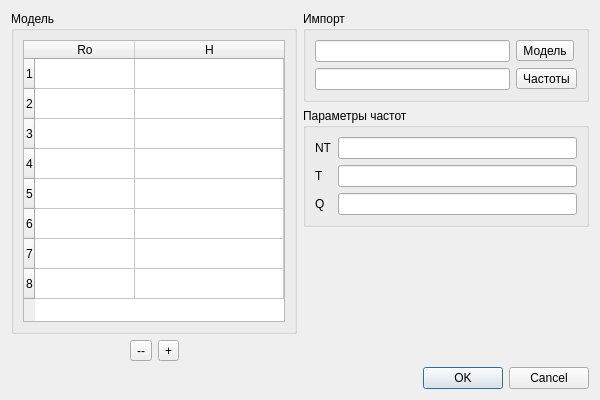
The window that ui/base_ui/SimpleModelDialog.ui (Ya-Varvara/Normalization) describes before a commit, drawn with Qt 5.
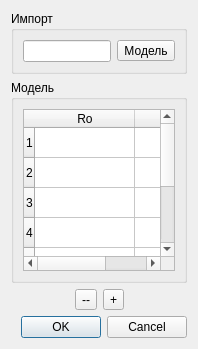
The same window after the commit.

Commit message: mesh data dialog new

```diff
--- a/ui/base_ui/SimpleModelDialog.ui
+++ b/ui/base_ui/SimpleModelDialog.ui
@@ -6,8 +6,8 @@
    <rect>
     <x>0</x>
     <y>0</y>
-    <width>600</width>
-    <height>400</height>
+    <width>198</width>
+    <height>349</height>
    </rect>
   </property>
   <property name="sizePolicy">
@@ -19,9 +19,28 @@
   <property name="windowTitle">
    <string>Создание модели</string>
   </property>
-  <layout class="QGridLayout" name="gridLayout_4">
-   <item row="0" column="0">
+  <layout class="QVBoxLayout" name="verticalLayout">
+   <item>
     <layout class="QVBoxLayout" name="verticalLayout_2">
+     <item>
+      <widget class="QGroupBox" name="groupBox_3">
+       <property name="title">
+        <string>Импорт</string>
+       </property>
+       <layout class="QGridLayout" name="gridLayout_3">
+        <item row="0" column="0">
+         <widget class="QLineEdit" name="modelFileName"/>
+        </item>
+        <item row="0" column="1">
+         <widget class="QToolButton" name="modelFileButton">
+          <property name="text">
+           <string>Модель</string>
+          </property>
+         </widget>
+        </item>
+       </layout>
+      </widget>
+     </item>
      <item>
       <widget class="QGroupBox" name="groupBox">
        <property name="title">
@@ -120,92 +139,7 @@
      </item>
     </layout>
    </item>
-   <item row="0" column="1">
-    <layout class="QVBoxLayout" name="verticalLayout">
-     <item>
-      <widget class="QGroupBox" name="groupBox_3">
-       <property name="title">
-        <string>Импорт</string>
-       </property>
-       <layout class="QGridLayout" name="gridLayout_3">
-        <item row="0" column="0">
-         <widget class="QLineEdit" name="modelFileName"/>
-        </item>
-        <item row="0" column="1">
-         <widget class="QToolButton" name="modelFileButton">
-          <property name="text">
-           <string>Модель</string>
-          </property>
-         </widget>
-        </item>
-        <item row="2" column="0">
-         <widget class="QLineEdit" name="freqFileName"/>
-        </item>
-        <item row="2" column="1">
-         <widget class="QToolButton" name="freqFileButton">
-          <property name="text">
-           <string>Частоты</string>
-          </property>
-         </widget>
-        </item>
-       </layout>
-      </widget>
-     </item>
-     <item>
-      <widget class="QGroupBox" name="groupBox_2">
-       <property name="title">
-        <string>Параметры частот</string>
-       </property>
-       <layout class="QGridLayout" name="gridLayout_2">
-        <item row="0" column="0">
-         <widget class="QLabel" name="NT_label">
-          <property name="text">
-           <string>NT</string>
-          </property>
-         </widget>
-        </item>
-        <item row="0" column="1">
-         <widget class="QLineEdit" name="NT_lineEdit"/>
-        </item>
-        <item row="1" column="0">
-         <widget class="QLabel" name="T_label">
-          <property name="text">
-           <string>T</string>
-          </property>
-         </widget>
-        </item>
-        <item row="1" column="1">
-         <widget class="QLineEdit" name="T_lineEdit"/>
-        </item>
-        <item row="2" column="0">
-         <widget class="QLabel" name="Q_label">
-          <property name="text">
-           <string>Q</string>
-          </property>
-         </widget>
-        </item>
-        <item row="2" column="1">
-         <widget class="QLineEdit" name="Q_lineEdit"/>
-        </item>
-       </layout>
-      </widget>
-     </item>
-     <item>
-      <spacer name="verticalSpacer_2">
-       <property name="orientation">
-        <enum>Qt::Vertical</enum>
-       </property>
-       <property name="sizeHint" stdset="0">
-        <size>
-         <width>20</width>
-         <height>40</height>
-        </size>
-       </property>
-      </spacer>
-     </item>
-    </layout>
-   </item>
-   <item row="1" column="1">
+   <item>
     <widget class="QDialogButtonBox" name="buttonBox">
      <property name="orientation">
       <enum>Qt::Horizontal</enum>
```
The commit also changes 1 other file.
